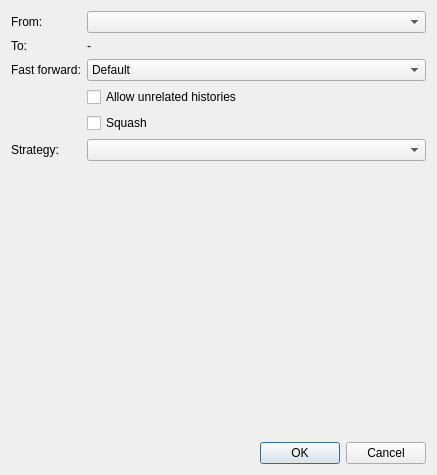
Above: src/libkommitwidgets/dialogs/mergedialog.ui from KDE/kommit before the change. Below: the same form after it.
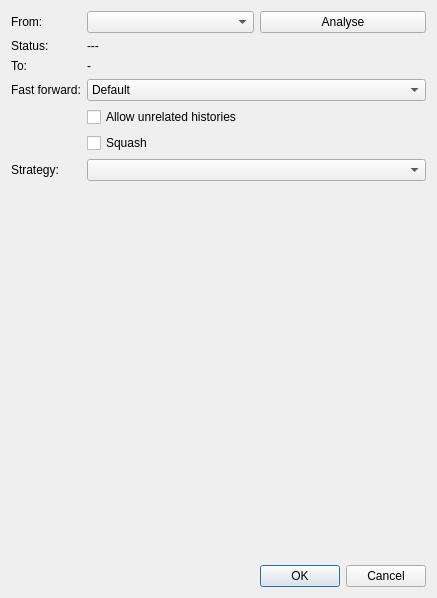
That is the form after the change. The open tabs and pages were chosen to show the change.

Patch:
```diff
--- a/src/libkommitwidgets/dialogs/mergedialog.ui
+++ b/src/libkommitwidgets/dialogs/mergedialog.ui
@@ -7,7 +7,7 @@
     <x>0</x>
     <y>0</y>
     <width>437</width>
-    <height>475</height>
+    <height>598</height>
    </rect>
   </property>
   <property name="windowTitle">
@@ -23,45 +23,42 @@
        </property>
       </widget>
      </item>
-     <item row="0" column="1">
-      <widget class="QComboBox" name="comboBoxBranchName"/>
-     </item>
-     <item row="5" column="0">
+     <item row="6" column="0">
       <widget class="QLabel" name="label">
        <property name="text">
         <string>Strategy:</string>
        </property>
       </widget>
      </item>
-     <item row="5" column="1">
+     <item row="6" column="1">
       <widget class="QComboBox" name="comboBoxStrategy">
        <property name="whatsThis">
         <string>&lt;html&gt;&lt;head/&gt;&lt;body&gt;&lt;p&gt;The merge mechanism (git merge and git pull commands) allows the backend merge strategies to be chosen with -s option. Some strategies can also take their own options, which can be passed by giving -X&amp;lt;option&amp;gt; arguments to git merge and/or git pull.&lt;/p&gt;&lt;p&gt;&lt;a href=&quot;https://git-scm.com/docs/merge-strategies&quot;&gt;&lt;span style=&quot; text-decoration: underline; color:#2980b9;&quot;&gt;More information&lt;/span&gt;&lt;/a&gt;&lt;/p&gt;&lt;/body&gt;&lt;/html&gt;</string>
        </property>
       </widget>
      </item>
-     <item row="1" column="0">
+     <item row="2" column="0">
       <widget class="QLabel" name="label_3">
        <property name="text">
         <string>To:</string>
        </property>
       </widget>
      </item>
-     <item row="1" column="1">
+     <item row="2" column="1">
       <widget class="QLabel" name="labelToBranchName">
        <property name="text">
         <string>-</string>
        </property>
       </widget>
      </item>
-     <item row="2" column="0">
+     <item row="3" column="0">
       <widget class="QLabel" name="label_4">
        <property name="text">
         <string>Fast forward:</string>
        </property>
       </widget>
      </item>
-     <item row="2" column="1">
+     <item row="3" column="1">
       <widget class="QComboBox" name="comboBoxFastForward">
        <property name="whatsThis">
         <string>&lt;html&gt;&lt;head/&gt;&lt;body&gt;&lt;p&gt;Specifies how a merge is handled when the merged-in history is already a descendant of the current history.&lt;/p&gt;&lt;p&gt;&lt;br/&gt;&lt;/p&gt;&lt;p&gt;&lt;a href=&quot;https://git-scm.com/docs/git-merge#Documentation/git-merge.txt---ff&quot;&gt;&lt;span style=&quot; text-decoration: underline; color:#007af4;&quot;&gt;More information&lt;/span&gt;&lt;/a&gt;&lt;/p&gt;&lt;/body&gt;&lt;/html&gt;</string>
@@ -88,7 +85,7 @@
        </item>
       </widget>
      </item>
-     <item row="3" column="1">
+     <item row="4" column="1">
       <widget class="QCheckBox" name="checkBoxAllowUnrelatedHistories">
        <property name="whatsThis">
         <string>&lt;html&gt;&lt;head/&gt;&lt;body&gt;&lt;p&gt;By default, git merge command refuses to merge histories that do not share a common ancestor. This option can be used to override this safety when merging histories of two projects that started their lives independently. As that is a very rare occasion, no configuration variable to enable this by default exists and will not be added.&lt;/p&gt;&lt;p&gt;&lt;br/&gt;&lt;/p&gt;&lt;p&gt;&lt;a href=&quot;https://git-scm.com/docs/git-merge#Documentation/git-merge.txt---allow-unrelated-histories&quot;&gt;&lt;span style=&quot; text-decoration: underline; color:#007af4;&quot;&gt;More information&lt;/span&gt;&lt;/a&gt;&lt;/p&gt;&lt;/body&gt;&lt;/html&gt;</string>
@@ -101,7 +98,7 @@
        </property>
       </widget>
      </item>
-     <item row="4" column="1">
+     <item row="5" column="1">
       <widget class="QCheckBox" name="checkBoxSquash">
        <property name="whatsThis">
         <string>&lt;html&gt;&lt;head/&gt;&lt;body&gt;&lt;p&gt;Produce the working tree and index state as if a real merge happened (except for the merge information), but do not actually make a commit, move the HEAD, or record $GIT_DIR/MERGE_HEAD (to cause the next git commit command to create a merge commit). This allows you to create a single commit on top of the current branch whose effect is the same as merging another branch (or more in case of an octopus).&lt;/p&gt;&lt;p&gt;&lt;br/&gt;&lt;/p&gt;&lt;p&gt;&lt;a href=&quot;https://git-scm.com/docs/git-merge#Documentation/git-merge.txt---squash&quot;&gt;&lt;span style=&quot; text-decoration: underline; color:#007af4;&quot;&gt;More information&lt;/span&gt;&lt;/a&gt;&lt;/p&gt;&lt;/body&gt;&lt;/html&gt;</string>
@@ -114,6 +111,34 @@
        </property>
       </widget>
      </item>
+     <item row="0" column="1">
+      <layout class="QHBoxLayout" name="horizontalLayout_2">
+       <item>
+        <widget class="QComboBox" name="comboBoxBranchName"/>
+       </item>
+       <item>
+        <widget class="QPushButton" name="pushButtonAnalyse">
+         <property name="text">
+          <string>Analyse</string>
+         </property>
+        </widget>
+       </item>
+      </layout>
+     </item>
+     <item row="1" column="0">
+      <widget class="QLabel" name="label_6">
+       <property name="text">
+        <string>Status:</string>
+       </property>
+      </widget>
+     </item>
+     <item row="1" column="1">
+      <widget class="QLabel" name="labelAnalyseResult">
+       <property name="text">
+        <string>---</string>
+       </property>
+      </widget>
+     </item>
     </layout>
    </item>
    <item>
```
Left out of the diff: 9 changed lines with no effect on the pictures.
